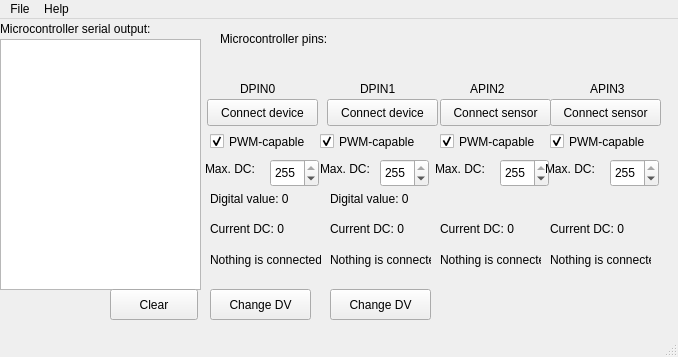
Above: extras/microcontrollersimulator/microcontrollerwindow.ui from tenfensw/libmule before the change. Below: the same form after it.
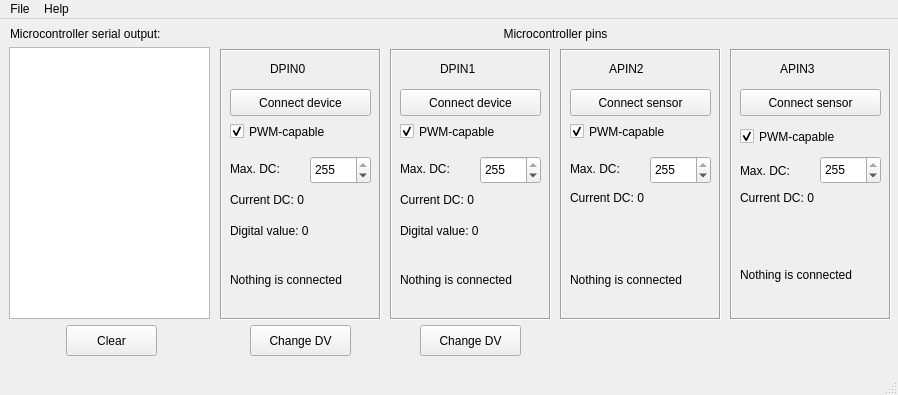
That is the form after the change.

What changed in the file:
```diff
--- a/extras/microcontrollersimulator/microcontrollerwindow.ui
+++ b/extras/microcontrollersimulator/microcontrollerwindow.ui
@@ -6,8 +6,8 @@
    <rect>
     <x>0</x>
     <y>0</y>
-    <width>678</width>
-    <height>357</height>
+    <width>898</width>
+    <height>395</height>
    </rect>
   </property>
   <property name="windowTitle">
@@ -20,8 +20,8 @@
    <widget class="QLabel" name="serialLabel">
     <property name="geometry">
      <rect>
-      <x>0</x>
-      <y>0</y>
+      <x>10</x>
+      <y>5</y>
       <width>201</width>
       <height>19</height>
      </rect>
@@ -33,10 +33,10 @@
    <widget class="QTextEdit" name="serialEdit">
     <property name="geometry">
      <rect>
-      <x>0</x>
-      <y>20</y>
+      <x>9</x>
+      <y>28</y>
       <width>201</width>
-      <height>251</height>
+      <height>272</height>
      </rect>
     </property>
     <property name="readOnly">
@@ -47,21 +47,24 @@
     <property name="geometry">
      <rect>
       <x>220</x>
-      <y>10</y>
-      <width>151</width>
+      <y>5</y>
+      <width>671</width>
       <height>19</height>
      </rect>
     </property>
     <property name="text">
-     <string>Microcontroller pins:</string>
+     <string>Microcontroller pins</string>
+    </property>
+    <property name="alignment">
+     <set>Qt::AlignCenter</set>
     </property>
    </widget>
    <widget class="QPushButton" name="pin0_button">
     <property name="geometry">
      <rect>
-      <x>207</x>
-      <y>80</y>
-      <width>111</width>
+      <x>230</x>
+      <y>70</y>
+      <width>141</width>
       <height>27</height>
      </rect>
     </property>
@@ -72,9 +75,9 @@
    <widget class="QLabel" name="pin0_label">
     <property name="geometry">
      <rect>
-      <x>240</x>
-      <y>60</y>
-      <width>51</width>
+      <x>270</x>
+      <y>40</y>
+      <width>61</width>
       <height>19</height>
      </rect>
     </property>
@@ -85,8 +88,8 @@
    <widget class="QLabel" name="pin1_label">
     <property name="geometry">
      <rect>
-      <x>360</x>
-      <y>60</y>
+      <x>440</x>
+      <y>40</y>
       <width>51</width>
       <height>19</height>
      </rect>
@@ -98,9 +101,9 @@
    <widget class="QPushButton" name="pin1_button">
     <property name="geometry">
      <rect>
-      <x>327</x>
-      <y>80</y>
-      <width>111</width>
+      <x>400</x>
+      <y>70</y>
+      <width>141</width>
       <height>27</height>
      </rect>
     </property>
@@ -108,38 +111,12 @@
      <string>Connect device</string>
     </property>
    </widget>
-   <widget class="QLabel" name="pin2_label">
-    <property name="geometry">
-     <rect>
-      <x>470</x>
-      <y>60</y>
-      <width>51</width>
-      <height>19</height>
-     </rect>
-    </property>
-    <property name="text">
-     <string>APIN2</string>
-    </property>
-   </widget>
-   <widget class="QPushButton" name="pin2_button">
-    <property name="geometry">
-     <rect>
-      <x>440</x>
-      <y>80</y>
-      <width>111</width>
-      <height>27</height>
-     </rect>
-    </property>
-    <property name="text">
-     <string>Connect sensor</string>
-    </property>
-   </widget>
    <widget class="QLabel" name="pin3_label">
     <property name="geometry">
      <rect>
-      <x>590</x>
-      <y>60</y>
-      <width>51</width>
+      <x>780</x>
+      <y>40</y>
+      <width>61</width>
       <height>19</height>
      </rect>
     </property>
@@ -150,9 +127,9 @@
    <widget class="QPushButton" name="pin3_button">
     <property name="geometry">
      <rect>
-      <x>550</x>
-      <y>80</y>
-      <width>111</width>
+      <x>740</x>
+      <y>70</y>
+      <width>141</width>
       <height>27</height>
      </rect>
     </property>
@@ -163,9 +140,9 @@
    <widget class="QPushButton" name="clearButton">
     <property name="geometry">
      <rect>
-      <x>110</x>
-      <y>270</y>
-      <width>88</width>
+      <x>66</x>
+      <y>306</y>
+      <width>91</width>
       <height>31</height>
      </rect>
     </property>
@@ -173,28 +150,12 @@
      <string>Clear</string>
     </property>
    </widget>
-   <widget class="QCheckBox" name="pin3_pwmbox">
-    <property name="geometry">
-     <rect>
-      <x>440</x>
-      <y>110</y>
-      <width>111</width>
-      <height>25</height>
-     </rect>
-    </property>
-    <property name="text">
-     <string>PWM-capable</string>
-    </property>
-    <property name="checked">
-     <bool>true</bool>
-    </property>
-   </widget>
    <widget class="QCheckBox" name="pin4_pwmBox">
     <property name="geometry">
      <rect>
-      <x>550</x>
-      <y>110</y>
-      <width>111</width>
+      <x>740</x>
+      <y>105</y>
+      <width>141</width>
       <height>25</height>
      </rect>
     </property>
@@ -205,41 +166,12 @@
      <bool>true</bool>
     </property>
    </widget>
-   <widget class="QSpinBox" name="pin3_dcBox">
-    <property name="geometry">
-     <rect>
-      <x>500</x>
-      <y>140</y>
-      <width>49</width>
-      <height>28</height>
-     </rect>
-    </property>
-    <property name="maximum">
-     <number>255</number>
-    </property>
-    <property name="value">
-     <number>255</number>
-    </property>
-   </widget>
-   <widget class="QLabel" name="pin3_dcLabel">
-    <property name="geometry">
-     <rect>
-      <x>435</x>
-      <y>140</y>
-      <width>61</width>
-      <height>20</height>
-     </rect>
-    </property>
-    <property name="text">
-     <string>Max. DC:</string>
-    </property>
-   </widget>
    <widget class="QLabel" name="pin4_dcLabel">
     <property name="geometry">
      <rect>
-      <x>545</x>
-      <y>140</y>
-      <width>61</width>
+      <x>740</x>
+      <y>142</y>
+      <width>81</width>
       <height>20</height>
      </rect>
     </property>
@@ -250,9 +182,9 @@
    <widget class="QSpinBox" name="pin4_dcBox">
     <property name="geometry">
      <rect>
-      <x>610</x>
-      <y>140</y>
-      <width>49</width>
+      <x>820</x>
+      <y>137</y>
+      <width>61</width>
       <height>28</height>
      </rect>
     </property>
@@ -266,9 +198,9 @@
    <widget class="QLabel" name="pin0_dval">
     <property name="geometry">
      <rect>
-      <x>210</x>
-      <y>170</y>
-      <width>101</width>
+      <x>230</x>
+      <y>202</y>
+      <width>151</width>
       <height>19</height>
      </rect>
     </property>
@@ -279,9 +211,9 @@
    <widget class="QLabel" name="pin1_dval">
     <property name="geometry">
      <rect>
-      <x>330</x>
-      <y>170</y>
-      <width>101</width>
+      <x>400</x>
+      <y>202</y>
+      <width>141</width>
       <height>19</height>
      </rect>
     </property>
@@ -292,9 +224,9 @@
    <widget class="QLabel" name="pin1_dcLabel">
     <property name="geometry">
      <rect>
-      <x>320</x>
+      <x>400</x>
       <y>140</y>
-      <width>61</width>
+      <width>81</width>
       <height>20</height>
      </rect>
     </property>
@@ -305,9 +237,9 @@
    <widget class="QLabel" name="pin0_dcLabel">
     <property name="geometry">
      <rect>
-      <x>205</x>
+      <x>230</x>
       <y>140</y>
-      <width>61</width>
+      <width>81</width>
       <height>20</height>
      </rect>
     </property>
@@ -321,9 +253,9 @@
     </property>
     <property name="geometry">
      <rect>
-      <x>210</x>
-      <y>110</y>
-      <width>111</width>
+      <x>230</x>
+      <y>100</y>
+      <width>141</width>
       <height>25</height>
      </rect>
     </property>
@@ -337,9 +269,9 @@
    <widget class="QSpinBox" name="pin0_dcBox">
     <property name="geometry">
      <rect>
-      <x>270</x>
-      <y>140</y>
-      <width>49</width>
+      <x>310</x>
+      <y>137</y>
+      <width>61</width>
       <height>28</height>
      </rect>
     </property>
@@ -353,9 +285,9 @@
    <widget class="QSpinBox" name="pin1_dcBox">
     <property name="geometry">
      <rect>
-      <x>380</x>
-      <y>140</y>
-      <width>49</width>
+      <x>480</x>
+      <y>137</y>
+      <width>61</width>
       <height>28</height>
      </rect>
     </property>
@@ -372,9 +304,9 @@
     </property>
     <property name="geometry">
      <rect>
-      <x>320</x>
-      <y>110</y>
-      <width>111</width>
+      <x>400</x>
+      <y>100</y>
+      <width>141</width>
       <height>25</height>
      </rect>
     </property>
@@ -388,9 +320,9 @@
    <widget class="QLabel" name="pin0_analogdcval">
     <property name="geometry">
      <rect>
-      <x>210</x>
-      <y>200</y>
-      <width>101</width>
+      <x>230</x>
+      <y>171</y>
+      <width>151</width>
       <height>19</height>
      </rect>
     </property>
@@ -401,35 +333,9 @@
    <widget class="QLabel" name="pin1_analogdcval">
     <property name="geometry">
      <rect>
-      <x>330</x>
-      <y>200</y>
-      <width>101</width>
-      <height>19</height>
-     </rect>
-    </property>
-    <property name="text">
-     <string>Current DC: 0</string>
-    </property>
-   </widget>
-   <widget class="QLabel" name="pin3_analogdcval">
-    <property name="geometry">
-     <rect>
-      <x>440</x>
-      <y>200</y>
-      <width>101</width>
-      <height>19</height>
-     </rect>
-    </property>
-    <property name="text">
-     <string>Current DC: 0</string>
-    </property>
-   </widget>
-   <widget class="QLabel" name="pin4_analogdcval">
-    <property name="geometry">
-     <rect>
-      <x>550</x>
-      <y>200</y>
-      <width>101</width>
+      <x>400</x>
+      <y>171</y>
+      <width>141</width>
       <height>19</height>
      </rect>
     </property>
@@ -440,60 +346,76 @@
    <widget class="QLabel" name="pin0_cdevstatus">
     <property name="geometry">
      <rect>
-      <x>210</x>
-      <y>220</y>
-      <width>111</width>
-      <height>41</height>
+      <x>230</x>
+      <y>230</y>
+      <width>141</width>
+      <height>61</height>
      </rect>
     </property>
     <property name="text">
      <string>Nothing is connected</string>
     </property>
+    <property name="wordWrap">
+     <bool>true</bool>
+    </property>
    </widget>
    <widget class="QLabel" name="pin1_cdevstatus">
     <property name="geometry">
      <rect>
-      <x>330</x>
-      <y>220</y>
-      <width>101</width>
-      <height>41</height>
+      <x>400</x>
+      <y>230</y>
+      <width>141</width>
+      <height>61</height>
      </rect>
     </property>
     <property name="text">
      <string>Nothing is connected</string>
     </property>
-   </widget>
-   <widget class="QLabel" name="pin3_cdevstatus">
-    <property name="geometry">
-     <rect>
-      <x>440</x>
-      <y>220</y>
-      <width>101</width>
-      <height>41</height>
-     </rect>
-    </property>
-    <property name="text">
-     <string>Nothing is connected</string>
+    <property name="wordWrap">
+     <bool>true</bool>
     </property>
    </widget>
    <widget class="QLabel" name="pin4_cdevstatus">
     <property name="geometry">
      <rect>
-      <x>550</x>
+      <x>740</x>
       <y>220</y>
-      <width>101</width>
-      <height>41</height>
+      <width>142</width>
+      <height>71</height>
      </rect>
     </property>
+    <property name="font">
+     <font>
+      <kerning>true</kerning>
+     </font>
+    </property>
+    <property name="midLineWidth">
+     <number>1</number>
+    </property>
     <property name="text">
      <string>Nothing is connected</string>
     </property>
+    <property name="scaledContents">
+     <bool>false</bool>
+    </property>
+    <property name="alignment">
+     <set>Qt::AlignLeading|Qt::AlignLeft|Qt::AlignVCenter</set>
+    </property>
+    <property name="wordWrap">
+     <bool>true</bool>
+    </property>
+    <property name="margin">
+     <number>0</number>
+    </property>
+    <property name="indent">
+     <number>0</number>
+    </property>
    </widget>
    <widget class="QPushButton" name="pin0_changedv">
     <property name="geometry">
      <rect>
-      <x>210</x>
-      <y>270</y>
+      <x>250</x>
+      <y>306</y>
       <width>101</width>
       <height>31</height>
      </rect>
@@ -505,8 +427,8 @@
    <widget class="QPushButton" name="pin1_changedv">
     <property name="geometry">
      <rect>
-      <x>330</x>
-      <y>270</y>
+      <x>420</x>
+      <y>306</y>
       <width>101</width>
       <height>31</height>
      </rect>
@@ -515,13 +437,225 @@
      <string>Change DV</string>
     </property>
    </widget>
+   <widget class="QFrame" name="apin3_box">
+    <property name="geometry">
+     <rect>
+      <x>730</x>
+      <y>30</y>
+      <width>161</width>
+      <height>271</height>
+     </rect>
+    </property>
+    <property name="frameShape">
+     <enum>QFrame::Box</enum>
+    </property>
+    <property name="frameShadow">
+     <enum>QFrame::Sunken</enum>
+    </property>
+    <widget class="QLabel" name="pin4_analogdcval">
+     <property name="geometry">
+      <rect>
+       <x>10</x>
+       <y>139</y>
+       <width>141</width>
+       <height>19</height>
+      </rect>
+     </property>
+     <property name="text">
+      <string>Current DC: 0</string>
+     </property>
+    </widget>
+   </widget>
+   <widget class="QFrame" name="apin2_box">
+    <property name="geometry">
+     <rect>
+      <x>560</x>
+      <y>30</y>
+      <width>161</width>
+      <height>271</height>
+     </rect>
+    </property>
+    <property name="frameShape">
+     <enum>QFrame::Box</enum>
+    </property>
+    <property name="frameShadow">
+     <enum>QFrame::Sunken</enum>
+    </property>
+    <widget class="QCheckBox" name="pin3_pwmbox">
+     <property name="geometry">
+      <rect>
+       <x>10</x>
+       <y>70</y>
+       <width>141</width>
+       <height>25</height>
+      </rect>
+     </property>
+     <property name="text">
+      <string>PWM-capable</string>
+     </property>
+     <property name="checked">
+      <bool>true</bool>
+     </property>
+    </widget>
+    <widget class="QLabel" name="pin2_label">
+     <property name="geometry">
+      <rect>
+       <x>49</x>
+       <y>10</y>
+       <width>51</width>
+       <height>19</height>
+      </rect>
+     </property>
+     <property name="text">
+      <string>APIN2</string>
+     </property>
+    </widget>
+    <widget class="QPushButton" name="pin2_button">
+     <property name="geometry">
+      <rect>
+       <x>10</x>
+       <y>40</y>
+       <width>141</width>
+       <height>27</height>
+      </rect>
+     </property>
+     <property name="text">
+      <string>Connect sensor</string>
+     </property>
+    </widget>
+    <widget class="QLabel" name="pin3_dcLabel">
+     <property name="geometry">
+      <rect>
+       <x>10</x>
+       <y>110</y>
+       <width>81</width>
+       <height>20</height>
+      </rect>
+     </property>
+     <property name="text">
+      <string>Max. DC:</string>
+     </property>
+    </widget>
+    <widget class="QLabel" name="pin3_cdevstatus">
+     <property name="geometry">
+      <rect>
+       <x>10</x>
+       <y>200</y>
+       <width>131</width>
+       <height>61</height>
+      </rect>
+     </property>
+     <property name="text">
+      <string>Nothing is connected</string>
+     </property>
+     <property name="alignment">
+      <set>Qt::AlignLeading|Qt::AlignLeft|Qt::AlignVCenter</set>
+     </property>
+     <property name="wordWrap">
+      <bool>true</bool>
+     </property>
+    </widget>
+    <widget class="QLabel" name="pin3_analogdcval">
+     <property name="geometry">
+      <rect>
+       <x>10</x>
+       <y>139</y>
+       <width>131</width>
+       <height>19</height>
+      </rect>
+     </property>
+     <property name="text">
+      <string>Current DC: 0</string>
+     </property>
+    </widget>
+    <widget class="QSpinBox" name="pin3_dcBox">
+     <property name="geometry">
+      <rect>
+       <x>90</x>
+       <y>107</y>
+       <width>61</width>
+       <height>28</height>
+      </rect>
+     </property>
+     <property name="maximum">
+      <number>255</number>
+     </property>
+     <property name="value">
+      <number>255</number>
+     </property>
+    </widget>
+   </widget>
+   <widget class="QFrame" name="dpin1_box">
+    <property name="geometry">
+     <rect>
+      <x>390</x>
+      <y>30</y>
+      <width>161</width>
+      <height>271</height>
+     </rect>
+    </property>
+    <property name="frameShape">
+     <enum>QFrame::Box</enum>
+    </property>
+    <property name="frameShadow">
+     <enum>QFrame::Sunken</enum>
+    </property>
+   </widget>
+   <widget class="QFrame" name="dpin0_box">
+    <property name="geometry">
+     <rect>
+      <x>220</x>
+      <y>30</y>
+      <width>161</width>
+      <height>271</height>
+     </rect>
+    </property>
+    <property name="frameShape">
+     <enum>QFrame::Box</enum>
+    </property>
+    <property name="frameShadow">
+     <enum>QFrame::Sunken</enum>
+    </property>
+   </widget>
+   <zorder>apin3_box</zorder>
+   <zorder>dpin0_box</zorder>
+   <zorder>dpin1_box</zorder>
+   <zorder>serialLabel</zorder>
+   <zorder>serialEdit</zorder>
+   <zorder>pinTitle</zorder>
+   <zorder>pin0_button</zorder>
+   <zorder>pin0_label</zorder>
+   <zorder>pin1_label</zorder>
+   <zorder>pin1_button</zorder>
+   <zorder>pin3_label</zorder>
+   <zorder>pin3_button</zorder>
+   <zorder>clearButton</zorder>
+   <zorder>pin4_pwmBox</zorder>
+   <zorder>pin4_dcLabel</zorder>
+   <zorder>pin4_dcBox</zorder>
+   <zorder>pin0_dval</zorder>
+   <zorder>pin1_dval</zorder>
+   <zorder>pin1_dcLabel</zorder>
+   <zorder>pin0_dcLabel</zorder>
+   <zorder>pin0_pwmbox</zorder>
+   <zorder>pin0_dcBox</zorder>
+   <zorder>pin1_dcBox</zorder>
+   <zorder>pin1_pwmBox</zorder>
+   <zorder>pin0_analogdcval</zorder>
+   <zorder>pin1_analogdcval</zorder>
+   <zorder>pin0_cdevstatus</zorder>
+   <zorder>pin1_cdevstatus</zorder>
+   <zorder>pin4_cdevstatus</zorder>
+   <zorder>pin0_changedv</zorder>
+   <zorder>pin1_changedv</zorder>
+   <zorder>apin2_box</zorder>
   </widget>
   <widget class="QMenuBar" name="menuBar">
    <property name="geometry">
     <rect>
      <x>0</x>
      <y>0</y>
-     <width>678</width>
+     <width>898</width>
      <height>27</height>
     </rect>
    </property>
```
